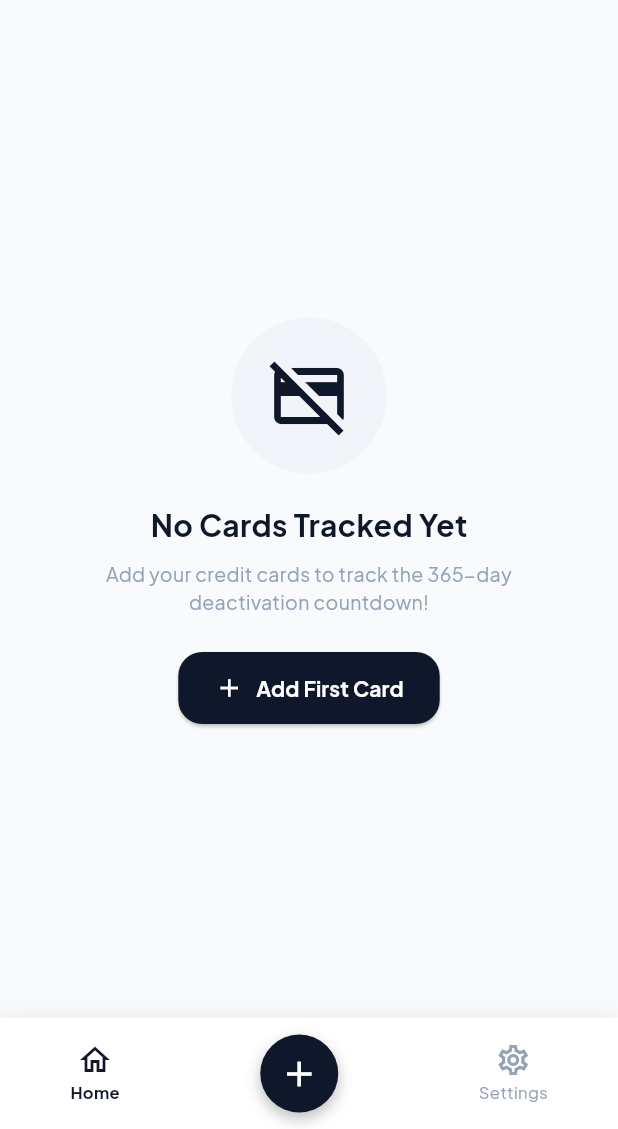
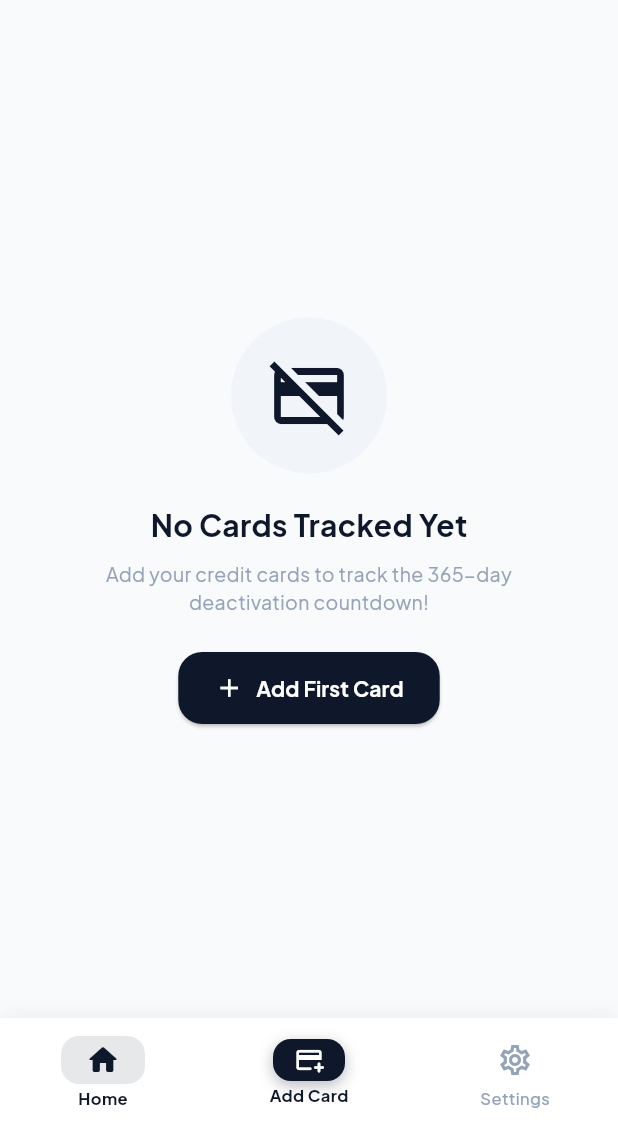
Before and after one commit to GamerJagdish/cardminder, a Flutter app: the screen it shows after launch, on a phone screen of 412 x 824 dp, the part 107-1236 px from its top. Run offline on Flutter 3.47's test engine with Material 3 defaults, Android fonts, the phone set to English and light mode, and no system bars; our stand-ins replace flutter_local_notifications, flutter_riverpod, flutter_svg, google_fonts, hive_flutter, timezone; missing offline and left inert: home_widget; accounts and stored records are empty.

Commit message:
feat: Enhance bottom navigation bar layout with improved tab design and animations

```diff
--- a/lib/screens/home_screen.dart
+++ b/lib/screens/home_screen.dart
@@ -329,7 +329,7 @@ class _HomeScreenState extends ConsumerState<HomeScreen> {
               ),
       ),
 
-      // Custom Floating Bottom Navigation Bar
+      // Custom Floating Bottom Navigation Bar (Mathematically Centered 3-Column Grid)
       bottomNavigationBar: Container(
         height: 74,
         decoration: BoxDecoration(
@@ -342,21 +342,37 @@ class _HomeScreenState extends ConsumerState<HomeScreen> {
             ),
           ],
         ),
+        child: SafeArea(
           child: Row(
-          mainAxisAlignment: MainAxisAlignment.spaceAround,
             children: [
-            // Home Tab
-            GestureDetector(
+              // Left Tab: Home (33.3% width slot)
+              Expanded(
+                child: InkWell(
                   onTap: () => setState(() => _selectedTab = 0),
+                  splashColor: Colors.transparent,
+                  highlightColor: Colors.transparent,
                   child: Column(
                     mainAxisAlignment: MainAxisAlignment.center,
                     children: [
-                  Icon(
-                    Icons.home_outlined,
+                      AnimatedContainer(
+                        duration: const Duration(milliseconds: 200),
+                        padding: const EdgeInsets.symmetric(
+                            horizontal: 16, vertical: 4),
+                        decoration: BoxDecoration(
+                          color: _selectedTab == 0
+                              ? AppTheme.primaryNavy.withValues(alpha: 0.1)
+                              : Colors.transparent,
+                          borderRadius: BorderRadius.circular(12),
+                        ),
+                        child: Icon(
+                          _selectedTab == 0
+                              ? Icons.home_rounded
+                              : Icons.home_outlined,
                           color: _selectedTab == 0
                               ? AppTheme.primaryNavy
                               : AppTheme.textMuted,
                           size: 24,
+                        ),
                       ),
                       const SizedBox(height: 2),
                       Text(
@@ -365,7 +381,7 @@ class _HomeScreenState extends ConsumerState<HomeScreen> {
                           fontSize: 11,
                           fontWeight: _selectedTab == 0
                               ? FontWeight.bold
-                          : FontWeight.normal,
+                              : FontWeight.w500,
                           color: _selectedTab == 0
                               ? AppTheme.primaryNavy
                               : AppTheme.textMuted,
@@ -374,9 +390,11 @@ class _HomeScreenState extends ConsumerState<HomeScreen> {
                     ],
                   ),
                 ),
+              ),
 
-            // Floating Circular Add Button (+)
-            GestureDetector(
+              // Center Tab: Add Card Button (Rounded Square Navy Tile with Text)
+              Expanded(
+                child: InkWell(
                   onTap: () {
                     Navigator.push(
                       context,
@@ -385,36 +403,74 @@ class _HomeScreenState extends ConsumerState<HomeScreen> {
                       ),
                     );
                   },
-              child: Container(
-                width: 52,
-                height: 52,
-                decoration: const BoxDecoration(
+                  splashColor: Colors.transparent,
+                  highlightColor: Colors.transparent,
+                  child: Column(
+                    mainAxisAlignment: MainAxisAlignment.center,
+                    children: [
+                      Container(
+                        padding: const EdgeInsets.symmetric(
+                            horizontal: 14, vertical: 4),
+                        decoration: BoxDecoration(
                           color: AppTheme.primaryNavy,
-                  shape: BoxShape.circle,
+                          borderRadius: BorderRadius.circular(12),
                           boxShadow: [
                             BoxShadow(
-                      color: Colors.black26,
+                              color:
+                                  AppTheme.primaryNavy.withValues(alpha: 0.3),
                               blurRadius: 8,
-                      offset: Offset(0, 4),
+                              offset: const Offset(0, 3),
                             ),
                           ],
                         ),
-                child: const Icon(Icons.add, color: Colors.white, size: 28),
+                        child: const Icon(
+                          Icons.add_card_rounded,
+                          color: Colors.white,
+                          size: 20,
+                        ),
+                      ),
+                      const SizedBox(height: 2),
+                      const Text(
+                        'Add Card',
+                        style: TextStyle(
+                          fontSize: 11,
+                          fontWeight: FontWeight.bold,
+                          color: AppTheme.primaryNavy,
+                        ),
+                      ),
+                    ],
+                  ),
                 ),
               ),
 
-            // Settings Tab
-            GestureDetector(
+              // Right Tab: Settings (33.3% width slot)
+              Expanded(
+                child: InkWell(
                   onTap: () => setState(() => _selectedTab = 1),
+                  splashColor: Colors.transparent,
+                  highlightColor: Colors.transparent,
                   child: Column(
                     mainAxisAlignment: MainAxisAlignment.center,
                     children: [
-                  Icon(
-                    Icons.settings_outlined,
+                      AnimatedContainer(
+                        duration: const Duration(milliseconds: 200),
+                        padding: const EdgeInsets.symmetric(
+                            horizontal: 16, vertical: 4),
+                        decoration: BoxDecoration(
+                          color: _selectedTab == 1
+                              ? AppTheme.primaryNavy.withValues(alpha: 0.1)
+                              : Colors.transparent,
+                          borderRadius: BorderRadius.circular(12),
+                        ),
+                        child: Icon(
+                          _selectedTab == 1
+                              ? Icons.settings_rounded
+                              : Icons.settings_outlined,
                           color: _selectedTab == 1
                               ? AppTheme.primaryNavy
                               : AppTheme.textMuted,
                           size: 24,
+                        ),
                       ),
                       const SizedBox(height: 2),
                       Text(
@@ -423,7 +479,7 @@ class _HomeScreenState extends ConsumerState<HomeScreen> {
                           fontSize: 11,
                           fontWeight: _selectedTab == 1
                               ? FontWeight.bold
-                          : FontWeight.normal,
+                              : FontWeight.w500,
                           color: _selectedTab == 1
                               ? AppTheme.primaryNavy
                               : AppTheme.textMuted,
@@ -432,7 +488,9 @@ class _HomeScreenState extends ConsumerState<HomeScreen> {
                     ],
                   ),
                 ),
+              ),
             ],
+          ),
         ),
       ),
     );
```
Lines whose indentation alone changed are shown as unchanged.
